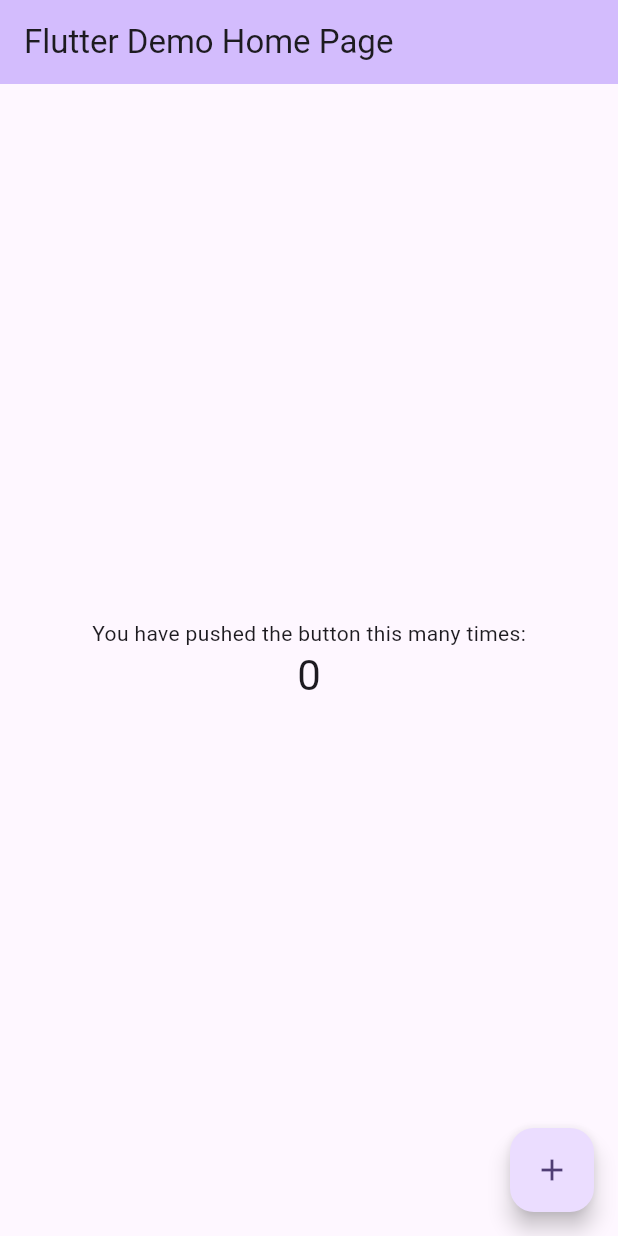
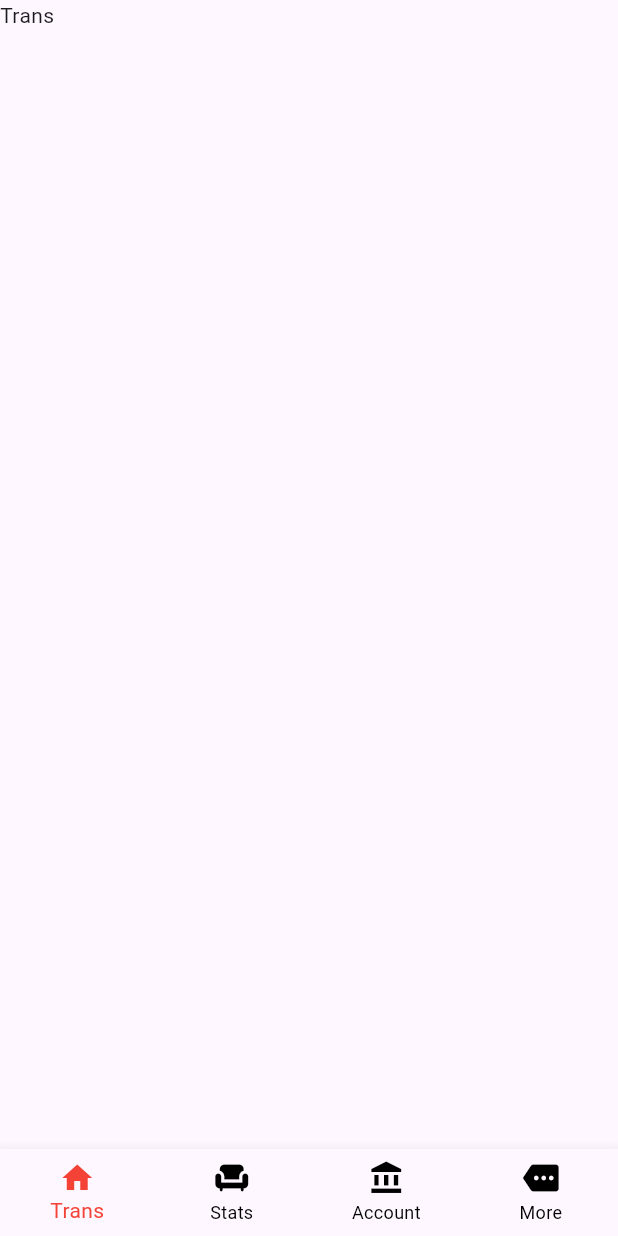
Before and after one commit to xuantruongit32/money-manager, a Flutter app: the screen it shows after launch, on a phone screen of 412 x 824 dp. Run offline on Flutter 3.47's test engine with Material 3 defaults, Android fonts, the phone set to English and light mode, and no system bars.

Commit message:
add bottom navigation bar

```diff
--- a/moneymanager/lib/main.dart
+++ b/moneymanager/lib/main.dart
@@ -1,125 +1,53 @@
 import 'package:flutter/material.dart';
+import 'package:moneymanager/services/pages/tabs/account.dart';
+import 'package:moneymanager/services/pages/tabs/trans.dart';
+import 'package:moneymanager/services/pages/tabs/more.dart';
+import 'package:moneymanager/services/pages/tabs/stats.dart';
 
 void main() {
-  runApp(const MyApp());
+  runApp(MoneyManager());
 }
 
-class MyApp extends StatelessWidget {
-  const MyApp({super.key});
+class MoneyManager extends StatefulWidget {
+  MoneyManager({Key? key}) : super(key: key);
 
-  // This widget is the root of your application.
+  @override
+  _MoneyManagerState createState() => _MoneyManagerState();
+}
+
+class _MoneyManagerState extends State<MoneyManager> {
+  var _currentIndex = 0;
+
+  final tabs = [
+    Trans(),
+    Stats(),
+    Account(),
+    More(),
+  ];
   @override
   Widget build(BuildContext context) {
     return MaterialApp(
-      title: 'Flutter Demo',
-      theme: ThemeData(
-        // This is the theme of your application.
-        //
-        // TRY THIS: Try running your application with "flutter run". You'll see
-        // the application has a purple toolbar. Then, without quitting the app,
-        // try changing the seedColor in the colorScheme below to Colors.green
-        // and then invoke "hot reload" (save your changes or press the "hot
-        // reload" button in a Flutter-supported IDE, or press "r" if you used
-        // the command line to start the app).
-        //
-        // Notice that the counter didn't reset back to zero; the application
-        // state is not lost during the reload. To reset the state, use hot
-        // restart instead.
-        //
-        // This works for code too, not just values: Most code changes can be
-        // tested with just a hot reload.
-        colorScheme: ColorScheme.fromSeed(seedColor: Colors.deepPurple),
-        useMaterial3: true,
+      home: Scaffold(
+        body: tabs[_currentIndex],
+        bottomNavigationBar: BottomNavigationBar(
+          type: BottomNavigationBarType.fixed,
+          unselectedItemColor: Colors.black,
+          fixedColor: Colors.red.shade500,
+          items: const [
+            BottomNavigationBarItem(icon: Icon(Icons.home), label: 'Trans'),
+            BottomNavigationBarItem(icon: Icon(Icons.chair), label: 'Stats'),
+            BottomNavigationBarItem(
+                icon: Icon(Icons.account_balance), label: 'Account'),
+            BottomNavigationBarItem(icon: Icon(Icons.more), label: 'More'),
+          ],
+          currentIndex: _currentIndex,
+          onTap: (index) {
+            setState(() {
+              _currentIndex = index;
+            });
+          },
+        ),
       ),
-      home: const MyHomePage(title: 'Flutter Demo Home Page'),
     );
   }
 }
-
-class MyHomePage extends StatefulWidget {
-  const MyHomePage({super.key, required this.title});
-
-  // This widget is the home page of your application. It is stateful, meaning
-  // that it has a State object (defined below) that contains fields that affect
-  // how it looks.
-
-  // This class is the configuration for the state. It holds the values (in this
-  // case the title) provided by the parent (in this case the App widget) and
-  // used by the build method of the State. Fields in a Widget subclass are
-  // always marked "final".
-
-  final String title;
-
-  @override
-  State<MyHomePage> createState() => _MyHomePageState();
-}
-
-class _MyHomePageState extends State<MyHomePage> {
-  int _counter = 0;
-
-  void _incrementCounter() {
-    setState(() {
-      // This call to setState tells the Flutter framework that something has
-      // changed in this State, which causes it to rerun the build method below
-      // so that the display can reflect the updated values. If we changed
-      // _counter without calling setState(), then the build method would not be
-      // called again, and so nothing would appear to happen.
-      _counter++;
-    });
-  }
-
-  @override
-  Widget build(BuildContext context) {
-    // This method is rerun every time setState is called, for instance as done
-    // by the _incrementCounter method above.
-    //
-    // The Flutter framework has been optimized to make rerunning build methods
-    // fast, so that you can just rebuild anything that needs updating rather
-    // than having to individually change instances of widgets.
-    return Scaffold(
-      appBar: AppBar(
-        // TRY THIS: Try changing the color here to a specific color (to
-        // Colors.amber, perhaps?) and trigger a hot reload to see the AppBar
-        // change color while the other colors stay the same.
-        backgroundColor: Theme.of(context).colorScheme.inversePrimary,
-        // Here we take the value from the MyHomePage object that was created by
-        // the App.build method, and use it to set our appbar title.
-        title: Text(widget.title),
-      ),
-      body: Center(
-        // Center is a layout widget. It takes a single child and positions it
-        // in the middle of the parent.
-        child: Column(
-          // Column is also a layout widget. It takes a list of children and
-          // arranges them vertically. By default, it sizes itself to fit its
-          // children horizontally, and tries to be as tall as its parent.
-          //
-          // Column has various properties to control how it sizes itself and
-          // how it positions its children. Here we use mainAxisAlignment to
-          // center the children vertically; the main axis here is the vertical
-          // axis because Columns are vertical (the cross axis would be
-          // horizontal).
-          //
-          // TRY THIS: Invoke "debug painting" (choose the "Toggle Debug Paint"
-          // action in the IDE, or press "p" in the console), to see the
-          // wireframe for each widget.
-          mainAxisAlignment: MainAxisAlignment.center,
-          children: <Widget>[
-            const Text(
-              'You have pushed the button this many times:',
-            ),
-            Text(
-              '$_counter',
-              style: Theme.of(context).textTheme.headlineMedium,
-            ),
-          ],
-        ),
-      ),
-      floatingActionButton: FloatingActionButton(
-        onPressed: _incrementCounter,
-        tooltip: 'Increment',
-        child: const Icon(Icons.add),
-      ), // This trailing comma makes auto-formatting nicer for build methods.
-    );
-  }
-}
--- /dev/null
+++ b/moneymanager/lib/services/pages/tabs/account.dart
@@ -0,0 +1,10 @@
+import 'package:flutter/material.dart';
+
+class Account extends StatelessWidget {
+  const Account({Key? key}) : super(key: key);
+
+  @override
+  Widget build(BuildContext context) {
+    return Text('Account');
+  }
+}
--- /dev/null
+++ b/moneymanager/lib/services/pages/tabs/more.dart
@@ -0,0 +1,10 @@
+import 'package:flutter/material.dart';
+
+class More extends StatelessWidget {
+  const More({Key? key}) : super(key: key);
+
+  @override
+  Widget build(BuildContext context) {
+    return Text('More');
+  }
+}
--- /dev/null
+++ b/moneymanager/lib/services/pages/tabs/stats.dart
@@ -0,0 +1,10 @@
+import 'package:flutter/material.dart';
+
+class Stats extends StatelessWidget {
+  const Stats({Key? key}) : super(key: key);
+
+  @override
+  Widget build(BuildContext context) {
+    return Text('Stats');
+  }
+}
--- /dev/null
+++ b/moneymanager/lib/services/pages/tabs/trans.dart
@@ -0,0 +1,10 @@
+import 'package:flutter/material.dart';
+
+class Trans extends StatelessWidget {
+  const Trans({Key? key}) : super(key: key);
+
+  @override
+  Widget build(BuildContext context) {
+    return Text('Trans');
+  }
+}
--- a/moneymanager/pubspec.yaml
+++ b/moneymanager/pubspec.yaml
@@ -19,7 +19,7 @@ publish_to: 'none' # Remove this line if you wish to publish to pub.dev
 version: 1.0.0+1
 
 environment:
-  sdk: '>=3.3.0-113.0.dev <4.0.0'
+  sdk: '>=3.2.4 <4.0.0'
 
 # Dependencies specify other packages that your package needs in order to work.
 # To automatically upgrade your package dependencies to the latest versions
@@ -46,7 +46,7 @@ dev_dependencies:
   # activated in the `analysis_options.yaml` file located at the root of your
   # package. See that file for information about deactivating specific lint
   # rules and activating additional ones.
-  flutter_lints: ^3.0.0
+  flutter_lints: ^2.0.0
 
 # For information on the generic Dart part of this file, see the
 # following page: https://dart.dev/tools/pub/pubspec
```
Also changed, not shown: moneymanager/pubspec.lock, 7 other files.
